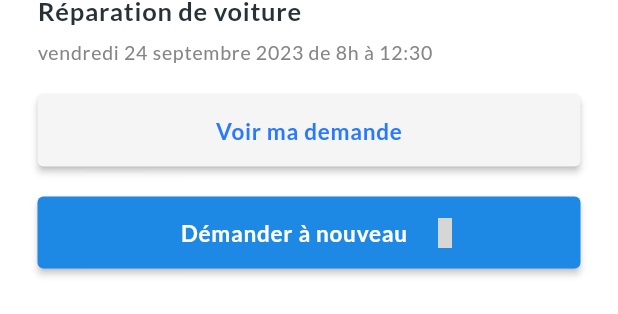
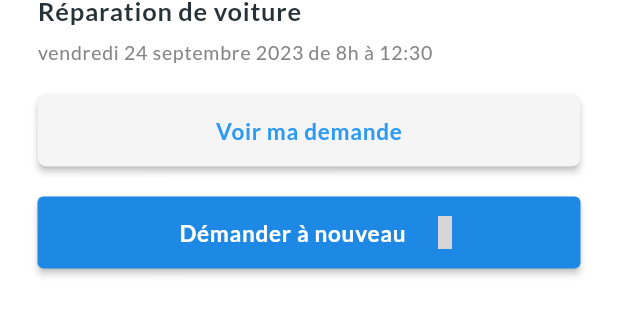
Before and after one commit to gloirebeniche/oppuss, a Flutter app: the CardOfferView2 widget shown alone on an empty page, opened directly, on a phone screen of 412 x 824 dp. Shown: the part 372-686 px from the top of the screen. Run offline on Flutter 3.47's test engine with Material 2 defaults, Android fonts, the phone set to English and light mode, and no system bars; our stand-ins replace eva_icons_flutter, flutter_svg, go_router, google_fonts, hexcolor, pinput; grey boxes are pictures that could not be loaded.

Commit message:
creation du bouton par defaut de notre app

```diff
--- a/lib/utils/theme.dart
+++ b/lib/utils/theme.dart
@@ -54,11 +54,11 @@ Icon icon2(IconData iconData) {
   );
 }
 
-Icon icon3(IconData iconData,) {
+Icon icon3(IconData iconData, color) {
   return Icon(
     iconData,
     size: iconSize,
-    color: primaryColor,
+    color: color,
   );
 }
 
--- a/lib/widget/button_widget_app.dart
+++ b/lib/widget/button_widget_app.dart
@@ -18,6 +18,7 @@ final ButtonStyle primaryOutlinedButton = ElevatedButton.styleFrom(
     borderRadius: BorderRadius.all(Radius.circular(50))
   )
 );
+
 class BtnCustom extends StatelessWidget {
   final String? buttonText;
   final Color? buttonColor;
@@ -83,3 +84,19 @@ Container CustomOutlinedButton(String text, VoidCallback onPressed){
     ),
   );
 }
+
+ElevatedButton defaultButton(String text, VoidCallback onPress, {btnColor = secondaryColor, colorText = textColor}){
+  return ElevatedButton(
+    style: ElevatedButton.styleFrom(
+      backgroundColor: btnColor,
+      shape: const RoundedRectangleBorder(
+        borderRadius: BorderRadius.all(Radius.circular(6))
+      )
+    ),
+    onPressed: onPress,
+    child: Padding(
+      padding: padding,
+      child: titleTextStyle(text, color: colorText, fontWeight: FontWeight.bold),
+    ),
+  );
+}
--- a/lib/widget/particular/card_view.dart
+++ b/lib/widget/particular/card_view.dart
@@ -4,6 +4,7 @@
 import 'package:eva_icons_flutter/eva_icons_flutter.dart';
 import 'package:flutter/material.dart';
 import 'package:oppuss/utils/theme.dart';
+import 'package:oppuss/widget/button_widget_app.dart';
 
 class CardOfferView extends StatelessWidget {
   const CardOfferView({
@@ -106,33 +107,19 @@ class CardOfferView2 extends StatelessWidget {
                 decoration: const BoxDecoration(
                   image: DecorationImage(
                     image: AssetImage("images/mecanik.png"),
-                          fit: BoxFit.cover))),
+                    fit: BoxFit.cover)
+                )
+              ),
             ),
             spacingHeight2,
-            customeTextStyle(
-                "Réparation de voiture", headingTextSize, textColor,
-                fontWeight: FontWeight.bold),
+            customeTextStyle( "Réparation de voiture", headingTextSize, textColor, fontWeight: FontWeight.bold),
             spacingHeight,
-            customeTextStyle(
-                "vendredi 24 septembre 2023 de 8h à 12:30", textSize, grey2),
-
-
+            customeTextStyle("vendredi 24 septembre 2023 de 8h à 12:30", textSize, grey2),
             spacingHeight2,
             Row(
               children: [
                 Expanded(
-
-                  child: ElevatedButton(
-                    style: ElevatedButton.styleFrom(
-                      backgroundColor: whiteSecondar
-                    ),
-                    onPressed: () {},
-                    child: Padding(
-                      padding: padding,
-                      child: titleTextStyle("Voir ma demande",
-                          color: primaryColor, fontWeight: FontWeight.bold),
-                    ),
-                  ),
+                  child: defaultButton("Voir ma demande", btnColor: whiteSecondar, colorText: textColorImportant, (){}),
                 ),
               ],
             ),
@@ -150,16 +137,9 @@ class CardOfferView2 extends StatelessWidget {
                       children: [
                         Padding(
                           padding: padding,
-
-                          child: titleTextStyle("Démander à nouveau",
-                              color: white, fontWeight: FontWeight.bold),
+                          child: titleTextStyle("Démander à nouveau", color: white, fontWeight: FontWeight.bold),
                         ),
-                          const Icon(
-                    EvaIcons.copyOutline,
-                    size: 20,
-                    color: white,
-                  ),
-
+                        icon3(EvaIcons.copyOutline, white),
                       ],
                     ),
                   ),
```
Lines whose indentation alone changed are shown as unchanged.
